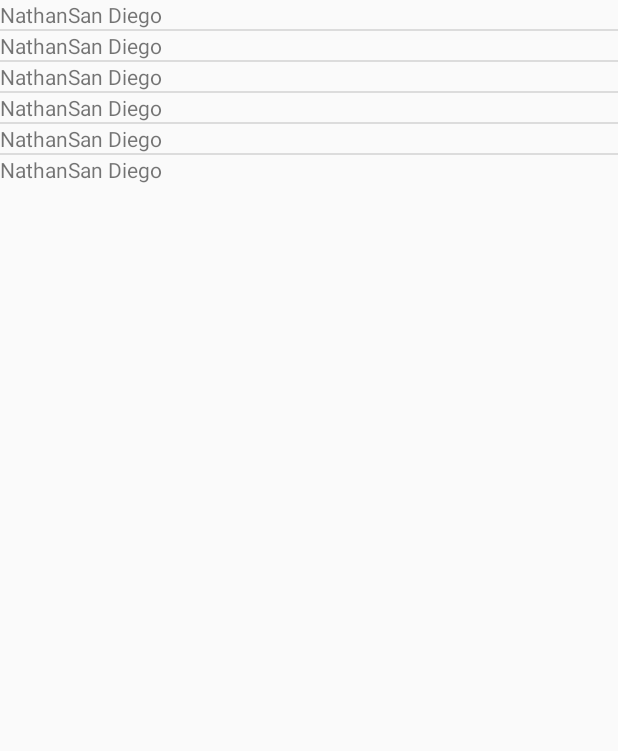
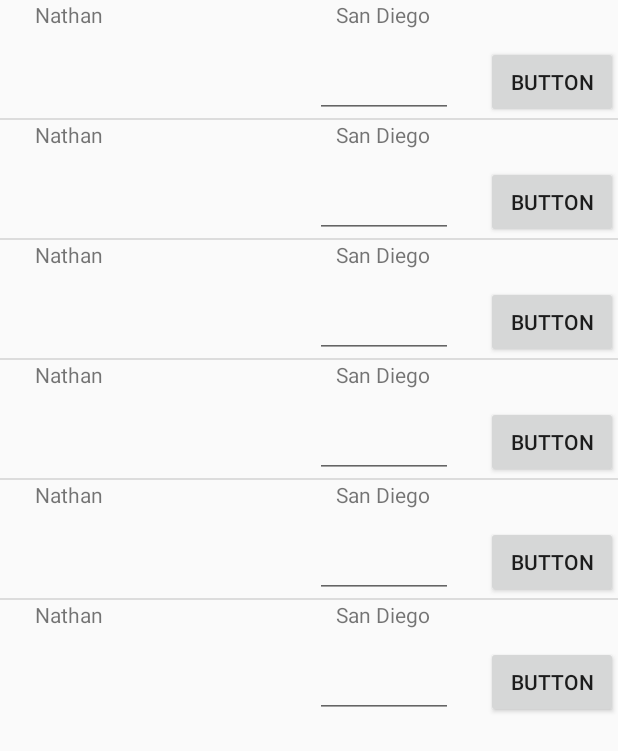
Before and after one commit to DILIPSKUMAR1410/frapp, an Android app: the fragment RepaymentFragment shown on its own in the app's theme, on a phone screen of 412 x 824 dp. Shown: the top 751 px of the screen. Run offline under Robolectric (Android 15) with nearby library versions, the phone set to English and light mode, and no system bars; network calls fail.

Commit message:
item layout

```diff
--- a/app/src/main/res/layout/item_user.xml
+++ b/app/src/main/res/layout/item_user.xml
@@ -1,15 +1,46 @@
 <?xml version="1.0" encoding="utf-8"?>
-<LinearLayout xmlns:android="http://schemas.android.com/apk/res/android"
+<RelativeLayout xmlns:android="http://schemas.android.com/apk/res/android"
     android:layout_width="match_parent"
-    android:layout_height="match_parent" >
+    android:layout_height="match_parent"
+    android:weightSum="1">
     <TextView
         android:id="@+id/tvName"
+        android:layout_width="92dp"
+        android:layout_height="39dp"
+        android:text="Name"
+        android:textAlignment="center" />
+
+    <Button
+        android:text="Button"
         android:layout_width="wrap_content"
         android:layout_height="wrap_content"
-        android:text="Name" />
+        android:id="@+id/button"
+        android:layout_alignBottom="@+id/editText"
+        android:layout_alignParentRight="true"
+        android:layout_alignParentEnd="true"
+        android:elevation="16dp" />
+
     <TextView
         android:id="@+id/tvHome"
-        android:layout_width="wrap_content"
-        android:layout_height="wrap_content"
-        android:text="HomeTown" />
-</LinearLayout>
+        android:layout_width="92dp"
+        android:layout_height="39dp"
+        android:text="HomeTown"
+        android:layout_alignParentTop="true"
+        android:layout_alignLeft="@+id/editText"
+        android:layout_alignStart="@+id/editText"
+        android:layout_marginLeft="14dp"
+        android:layout_marginStart="14dp" />
+
+    <EditText
+        android:layout_width="92dp"
+        android:layout_height="39dp"
+        android:inputType="number"
+        android:ems="10"
+        android:id="@+id/editText"
+        android:layout_marginRight="22dp"
+        android:layout_marginEnd="22dp"
+        android:layout_below="@+id/tvHome"
+        android:layout_toLeftOf="@+id/button"
+        android:layout_toStartOf="@+id/button" />
+
+</RelativeLayout>
```
